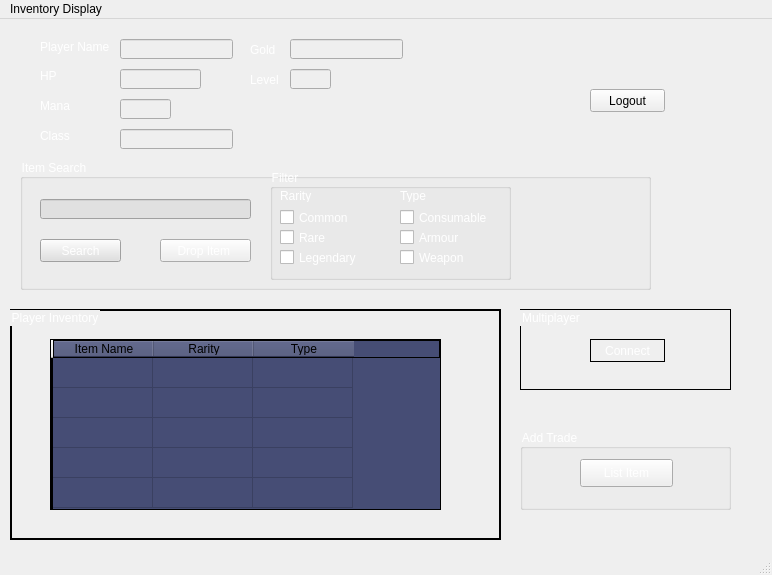
This is Inventory.ui in senormaarij/DBS_Project_GameManageSys as Qt 5 draws it before an edit. The edited form follows.
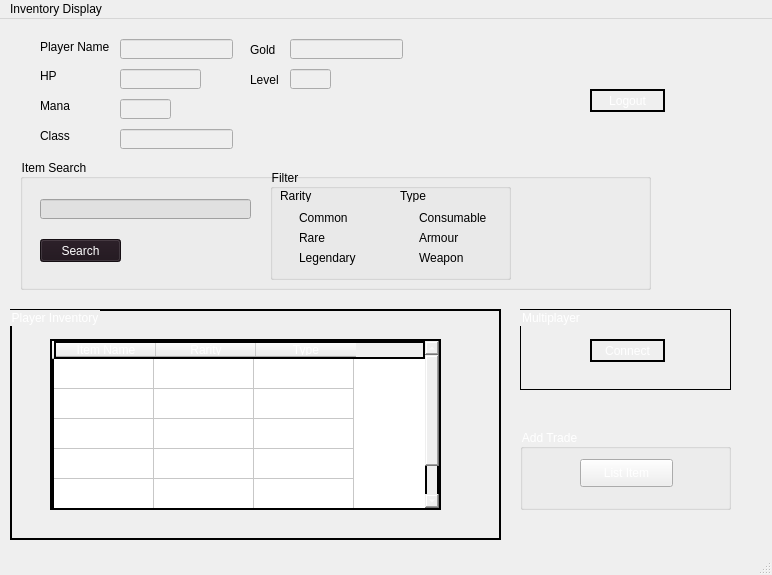
This is the edited form. Icons and pictures are not drawn.

What changed in the file:
```diff
--- a/Inventory.ui
+++ b/Inventory.ui
@@ -27,7 +27,7 @@
      </rect>
     </property>
     <property name="styleSheet">
-     <string notr="true">color:white;
+     <string notr="true">color:black;
 
 </string>
     </property>
@@ -45,7 +45,7 @@
      </rect>
     </property>
     <property name="styleSheet">
-     <string notr="true">color:white;</string>
+     <string notr="true">color:black;</string>
     </property>
     <property name="text">
      <string>Gold</string>
@@ -61,7 +61,7 @@
      </rect>
     </property>
     <property name="styleSheet">
-     <string notr="true">color:white;</string>
+     <string notr="true">color:black;</string>
     </property>
     <property name="text">
      <string>HP</string>
@@ -77,7 +77,7 @@
      </rect>
     </property>
     <property name="styleSheet">
-     <string notr="true">color: white;</string>
+     <string notr="true">color: black;</string>
     </property>
     <property name="text">
      <string>Mana</string>
@@ -93,7 +93,7 @@
      </rect>
     </property>
     <property name="styleSheet">
-     <string notr="true">color: white;</string>
+     <string notr="true">color: black;</string>
     </property>
     <property name="text">
      <string>Class</string>
@@ -118,10 +118,9 @@
      <bool>false</bool>
     </property>
     <property name="styleSheet">
-     <string notr="true">background-image: url(:/newPrefix/Kafka.webp);
-background-position: top center;
+     <string notr="true">background:transparent;
 
-color: white;</string>
+color:black;</string>
     </property>
     <property name="title">
      <string>Item Search</string>
@@ -152,7 +151,7 @@
       </rect>
      </property>
      <property name="styleSheet">
-      <string notr="true">background-color: #e0e0e0;
+      <string notr="true">background-color: rgb(30, 19, 27);
 color: white;
 </string>
      </property>
@@ -160,23 +159,6 @@
       <string>Search</string>
      </property>
     </widget>
-    <widget class="QPushButton" name="pushButton_2">
-     <property name="geometry">
-      <rect>
-       <x>140</x>
-       <y>80</y>
-       <width>91</width>
-       <height>23</height>
-      </rect>
-     </property>
-     <property name="styleSheet">
-      <string notr="true">color: white;
-</string>
-     </property>
-     <property name="text">
-      <string>Drop Item </string>
-     </property>
-    </widget>
     <widget class="QGroupBox" name="groupBox_3">
      <property name="geometry">
       <rect>
@@ -187,7 +169,7 @@
       </rect>
      </property>
      <property name="styleSheet">
-      <string notr="true">color: white;</string>
+      <string notr="true">color: black;</string>
      </property>
      <property name="title">
       <string>Filter</string>
@@ -388,7 +370,7 @@
      </rect>
     </property>
     <property name="styleSheet">
-     <string notr="true">color: white;</string>
+     <string notr="true">color:black;</string>
     </property>
     <property name="text">
      <string>Level</string>
@@ -457,7 +439,11 @@
        </rect>
       </property>
       <property name="styleSheet">
-       <string notr="true">background: rgb(70, 77, 117);
+       <string notr="true">QHeaderView::section{
+background-color:rgba(116, 116, 116, 255);
+}
+
+background:rgb(136, 136, 136);
 font: 75 10pt &quot;Palatino Linotype&quot;;
 color: black;
 border: 1px solid;
@@ -563,7 +549,8 @@
        </rect>
       </property>
       <property name="styleSheet">
-       <string notr="true">color:white;
+       <string notr="true">border: 2px solid;
+color:white;
 background: middle right;
 </string>
       </property>
@@ -581,6 +568,11 @@
        <height>23</height>
       </rect>
      </property>
+     <property name="styleSheet">
+      <string notr="true">border: 2px solid;
+color:white;
+</string>
+     </property>
      <property name="text">
       <string>Logout</string>
      </property>
```
